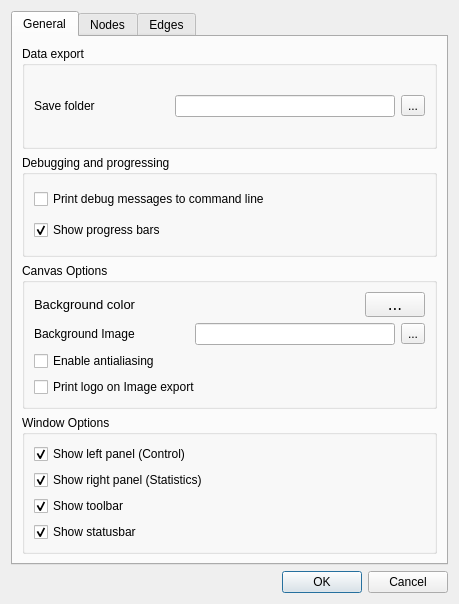
Above: src/forms/settingsdialog.ui from socnetv/app before the change. Below: the same form after it.
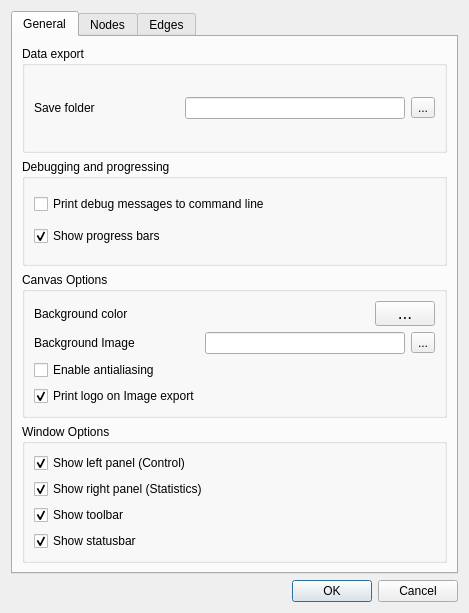
That is the form after the change. Icons and pictures are not drawn.

The edit to the form file:
```diff
--- a/src/forms/settingsdialog.ui
+++ b/src/forms/settingsdialog.ui
@@ -6,8 +6,8 @@
    <rect>
     <x>0</x>
     <y>0</y>
-    <width>459</width>
-    <height>604</height>
+    <width>469</width>
+    <height>613</height>
    </rect>
   </property>
   <property name="windowTitle">
@@ -140,14 +140,6 @@
            <layout class="QHBoxLayout" name="horizontalLayout_3">
             <item>
              <widget class="QLabel" name="label_4">
-              <property name="font">
-               <font>
-                <family>Ubuntu</family>
-                <pointsize>10</pointsize>
-                <weight>50</weight>
-                <bold>false</bold>
-               </font>
-              </property>
               <property name="text">
                <string>Background color</string>
               </property>
@@ -288,6 +280,9 @@
             <property name="text">
              <string>Print logo on Image export</string>
             </property>
+            <property name="checked">
+             <bool>true</bool>
+            </property>
            </widget>
           </item>
          </layout>
```
